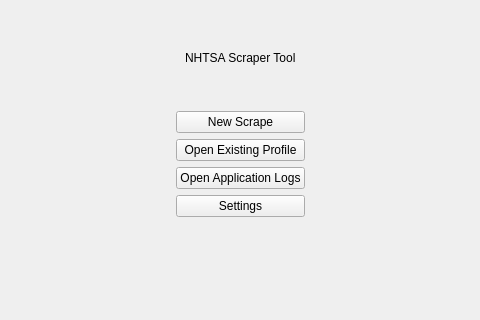
The window that src/app/ui/MainMenu.ui (caden-maxwell/nhtsa-scrape) describes before a commit, drawn with Qt 5; both pictures show x 300 to 780 and y 0 to 320 of the 1080 by 720 pixel window.
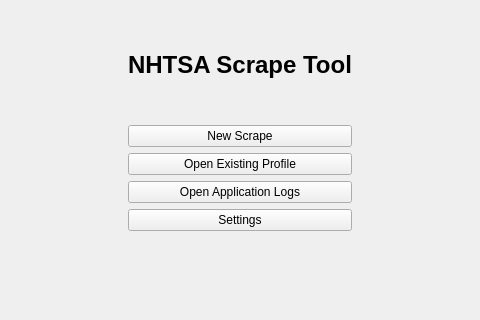
The same window after the commit.

```diff
--- a/src/app/ui/MainMenu.ui
+++ b/src/app/ui/MainMenu.ui
@@ -18,8 +18,14 @@
     <layout class="QVBoxLayout" name="mainVLayout">
      <item alignment="Qt::AlignHCenter">
       <widget class="QLabel" name="mainTitle">
+       <property name="font">
+        <font>
+         <pointsize>18</pointsize>
+         <bold>true</bold>
+        </font>
+       </property>
        <property name="text">
-        <string>NHTSA Scraper Tool</string>
+        <string>NHTSA Scrape Tool</string>
        </property>
       </widget>
      </item>
```
